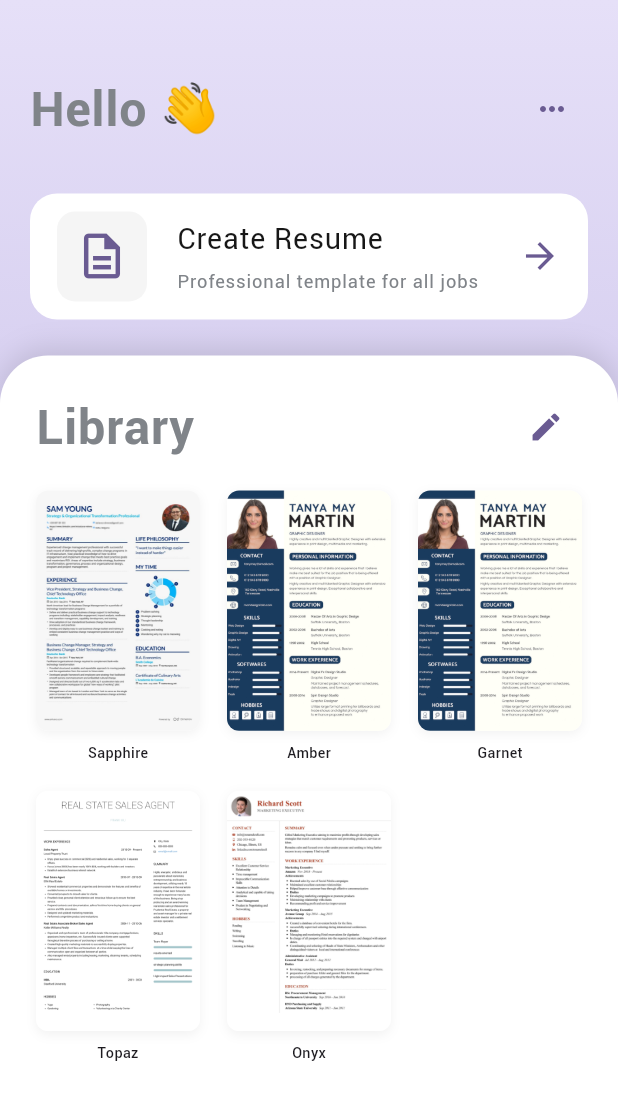
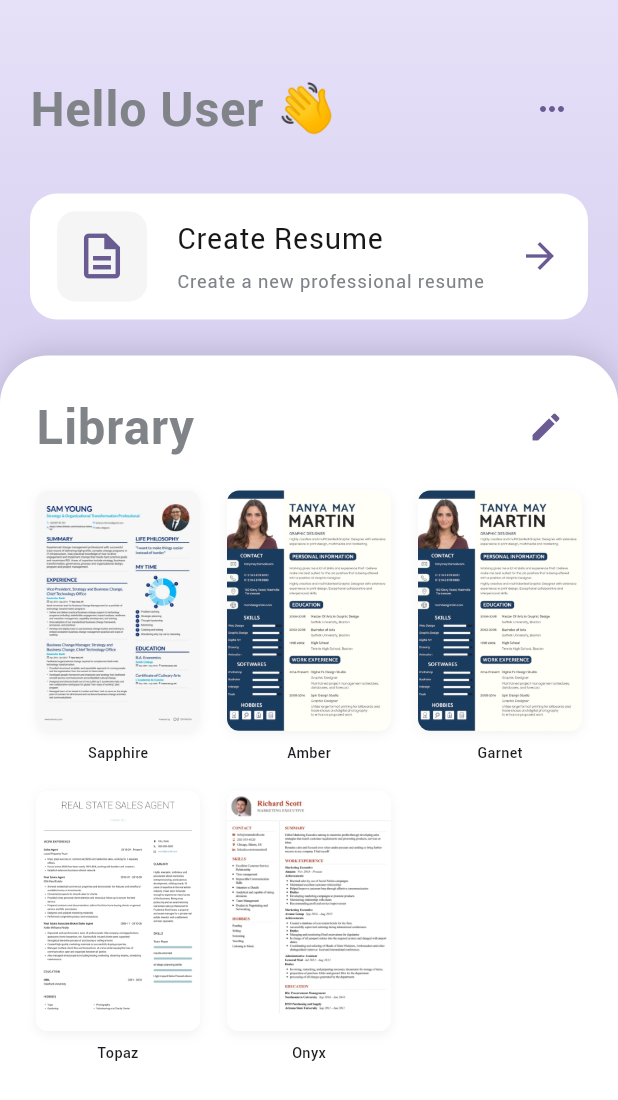
Before and after one commit to binimuse/muya, a Flutter app: the screen it shows after launch, on a phone screen of 412 x 824 dp. Shown: the top 1100 px of the screen. Run offline on Flutter 3.47's test engine with Material 3 defaults, Android fonts, the phone set to English and light mode, and no system bars; drawn by our look-alikes of carousel_slider, upgrader; our stand-ins replace bot_toast, dio, flutter_svg, get, permission_handler, responsive_sizer and 1 more; missing offline and left inert: dart:html, dart:js, encrypt; statements that could not run were skipped.

Commit message:
first commit

```diff
--- a/lib/app/modules/home/controllers/home_controller.dart
+++ b/lib/app/modules/home/controllers/home_controller.dart
@@ -1,15 +1,53 @@
 import 'package:get/get.dart';
+import 'dart:js' as js;
 
 class HomeController extends GetxController {
   var templates = ["Sapphire", "Amber", "Garnet", "Topaz", "Onyx"].obs;
   final List<Map<String, String>> resumeSlides = [
-    {
-      'title': 'Create Resume',
-      'subtitle': 'Professional template for all jobs',
-    },
-
-    {'title': 'Upload Resume', 'subtitle': 'Modern template for tech roles'},
-    {'title': 'Write job description', 'subtitle': 'Write job description '},
+    {'title': 'Create Resume', 'subtitle': 'Create a new professional resume'},
+    {'title': 'Edit Resume', 'subtitle': 'Modify your existing resume'},
   ];
   var selectedTabIndex = 0.obs;
+
+  // Telegram user data
+  final RxString userName = ''.obs;
+  final RxString firstName = ''.obs;
+  final RxString lastName = ''.obs;
+  final RxString phoneNumber = ''.obs;
+  final RxString username = ''.obs;
+
+  @override
+  void onInit() {
+    super.onInit();
+    _getTelegramUserData();
+  }
+
+  void _getTelegramUserData() {
+    try {
+      final telegramWebApp = js.context['Telegram']?['WebApp'];
+      if (telegramWebApp != null) {
+        final initData = telegramWebApp['initData'];
+        if (initData != null) {
+          final user = initData['user'];
+          if (user != null) {
+            firstName.value = user['first_name'] ?? '';
+            lastName.value = user['last_name'] ?? '';
+            phoneNumber.value = user['phone_number'] ?? '';
+            username.value = user['username'] ?? '';
+
+            // Set the display name
+            if (firstName.value.isNotEmpty || lastName.value.isNotEmpty) {
+              userName.value = '${firstName.value} ${lastName.value}'.trim();
+            } else if (username.value.isNotEmpty) {
+              userName.value = '@${username.value}';
+            } else {
+              userName.value = 'User';
+            }
+          }
+        }
+      }
+    } catch (e) {
+      print('Error getting Telegram user data: $e');
+    }
+  }
 }
--- a/lib/app/modules/home/views/home_view.dart
+++ b/lib/app/modules/home/views/home_view.dart
@@ -52,11 +52,13 @@ class HomeView extends GetView<HomeController> {
                     Row(
                       mainAxisAlignment: MainAxisAlignment.spaceBetween,
                       children: [
-                        Text(
-                          'Hello 👋',
+                        Obx(
+                          () => Text(
+                            'Hello ${controller.userName.value.isNotEmpty ? controller.userName.value : 'User'} 👋',
                             style: AppTextStyles.titleBold.copyWith(
                               color: AppColors.grayDefault,
                               fontSize: AppSizes.font_22,
+                            ),
                           ),
                         ),
                         IconButton(
@@ -216,7 +218,9 @@ class HomeView extends GetView<HomeController> {
                           ],
                         ),
                         const SizedBox(height: 18),
-                        GridView.count(
+                        Expanded(
+                          child: SingleChildScrollView(
+                            child: GridView.count(
                               crossAxisCount: 3,
                               shrinkWrap: true,
                               physics: const NeverScrollableScrollPhysics(),
@@ -230,6 +234,8 @@ class HomeView extends GetView<HomeController> {
                                 _buildTemplateItem('Topaz'),
                                 _buildTemplateItem('Onyx'),
                               ],
+                            ),
+                          ),
                         ),
                       ],
                     ),
@@ -380,5 +386,4 @@ class HomeView extends GetView<HomeController> {
       ),
     );
   }
-
 }
```
Also changed, not shown: lib/app/modules/create_resume/controllers/create_resume_controller.dart (+18 -4 lines). Lines whose indentation alone changed are shown as unchanged.
